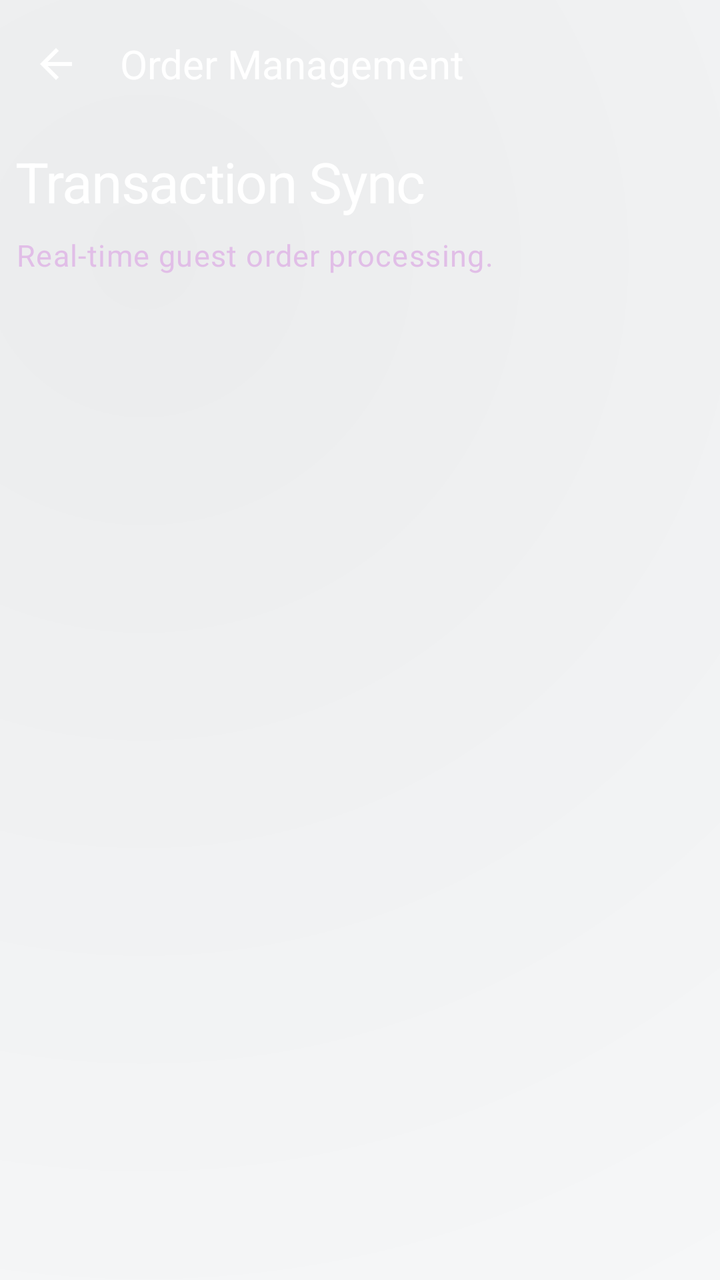
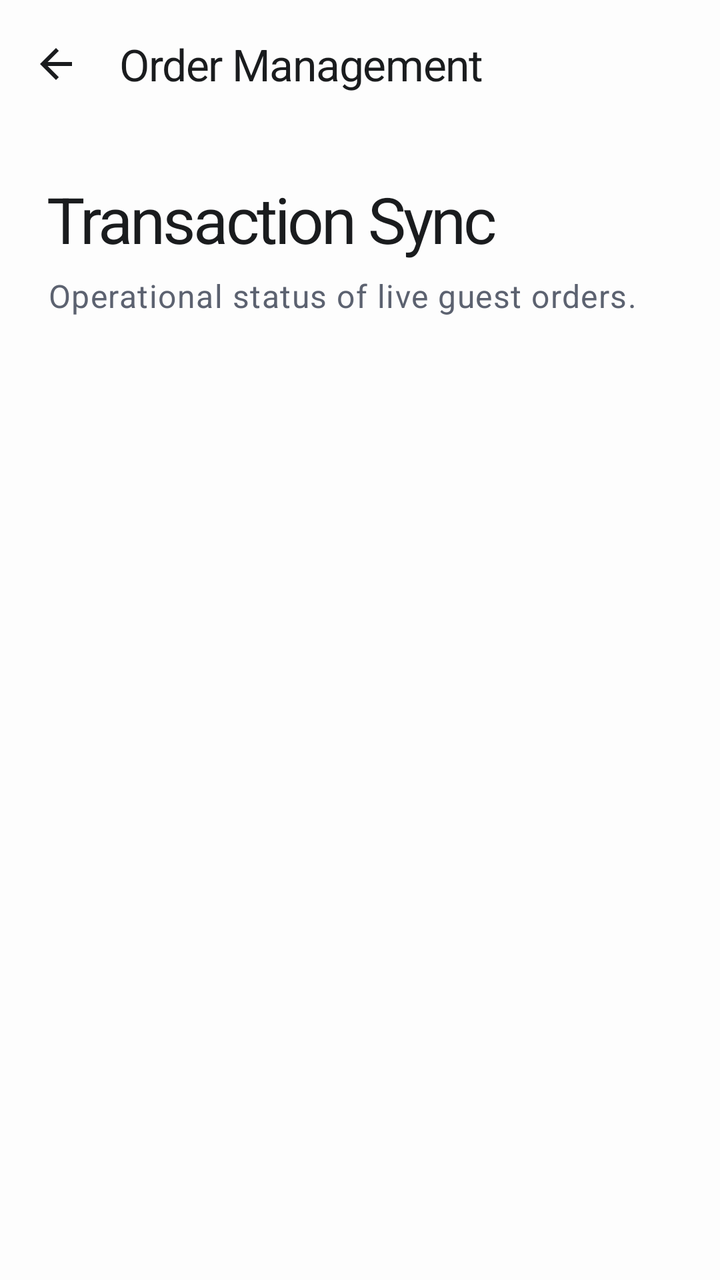

An Android layout rendered at two revisions. The XML below is the earlier revision; the diff shows what the commit changed to produce the second picture.
<!-- AndroidManifest.xml: application theme Theme.KasirAPP -->
<!-- res/layout/activity_order.xml -->
<?xml version="1.0" encoding="utf-8"?>
<androidx.coordinatorlayout.widget.CoordinatorLayout
    xmlns:android="http://schemas.android.com/apk/res/android"
    xmlns:app="http://schemas.android.com/apk/res-auto"
    android:layout_width="match_parent"
    android:layout_height="match_parent"
    android:background="@drawable/bg_liquid_purple_gradient">

    <com.google.android.material.appbar.AppBarLayout
        android:layout_width="match_parent"
        android:layout_height="wrap_content"
        android:background="@android:color/transparent"
        android:fitsSystemWindows="true"
        app:elevation="0dp">

        <com.google.android.material.appbar.MaterialToolbar
            android:id="@+id/toolbar"
            android:layout_width="match_parent"
            android:layout_height="?attr/actionBarSize"
            app:navigationIcon="@drawable/ic_arrow_back"
            app:navigationIconTint="@color/white"
            app:title="Order Management"
            app:titleTextColor="@color/white"
            android:background="@android:color/transparent" />

    </com.google.android.material.appbar.AppBarLayout>

    <androidx.core.widget.NestedScrollView
        android:id="@+id/scrollView"
        android:layout_width="match_parent"
        android:layout_height="match_parent"
        android:fillViewport="true"
        app:layout_behavior="@string/appbar_scrolling_view_behavior">

        <LinearLayout
            android:layout_width="match_parent"
            android:layout_height="wrap_content"
            android:orientation="vertical"
            android:padding="8dp">

            <TextView
                style="@style/TextAppearance.Future.HeadlineLarge"
                android:layout_width="wrap_content"
                android:layout_height="wrap_content"
                android:text="Transaction Sync"
                android:textColor="@color/white" />

            <TextView
                style="@style/TextAppearance.Future.BodyLarge"
                android:layout_width="wrap_content"
                android:layout_height="wrap_content"
                android:layout_marginTop="8dp"
                android:text="Real-time guest order processing."
                android:textColor="#E1BEE7" />

            <LinearLayout
                android:id="@+id/orderContainer"
                android:layout_width="match_parent"
                android:layout_height="wrap_content"
                android:layout_marginTop="32dp"
                android:orientation="vertical" />

        </LinearLayout>
    </androidx.core.widget.NestedScrollView>

</androidx.coordinatorlayout.widget.CoordinatorLayout>
<!-- resources referenced by this layout -->
<resources>
  <!-- drawable bg_liquid_purple_gradient (drawable) -->
  <?xml version="1.0" encoding="utf-8"?>
  <layer-list xmlns:android="http://schemas.android.com/apk/res/android">
      
      <item>
          <shape android:shape="rectangle">
              <solid android:color="?android:attr/windowBackground" />
          </shape>
      </item>
  
      
      <item>
          <shape android:shape="rectangle">
              <gradient
                  android:angle="135"
                  android:centerX="20%"
                  android:centerY="20%"
                  android:endColor="@android:color/transparent"
                  android:gradientRadius="700dp"
                  android:startColor="#0D000000"
                  android:type="radial" />
          </shape>
      </item>
  
      
      <item>
          <shape android:shape="rectangle">
              <gradient
                  android:angle="315"
                  android:centerX="80%"
                  android:centerY="80%"
                  android:endColor="@android:color/transparent"
                  android:gradientRadius="600dp"
                  android:startColor="#05FFFFFF"
                  android:type="radial" />
          </shape>
      </item>
  </layer-list>
  <style name="TextAppearance.Future.BodyLarge" parent="TextAppearance.Premium.BodyLarge" />
  <style name="TextAppearance.Future.HeadlineLarge" parent="TextAppearance.Premium.HeadlineLarge" />
  <color name="on_surface">#202124</color>
  <style name="TextAppearance.Premium.BodyLarge" parent="TextAppearance.Material3.BodyLarge">
          <item name="android:textSize">15sp</item>
          <item name="android:fontFamily">sans-serif</item>
          <item name="android:lineSpacingExtra">3dp</item>
          <item name="android:textColor">?attr/colorOnSurfaceVariant</item>
      </style>
  <style name="TextAppearance.Premium.HeadlineLarge" parent="TextAppearance.Material3.HeadlineLarge">
          <item name="android:textSize">28sp</item>
          <item name="android:fontFamily">sans-serif-medium</item>
          <item name="android:letterSpacing">-0.02</item>
          <item name="android:textColor">?attr/colorOnSurface</item>
      </style>
  <style name="Base.Theme.KasirAPP" parent="Theme.Material3.Light.NoActionBar">
          
          <item name="colorPrimary">@color/primary</item>
          <item name="colorOnPrimary">@color/on_primary</item>
          <item name="colorPrimaryContainer">@color/primary_container</item>
          <item name="colorOnPrimaryContainer">@color/on_primary_container</item>
  
          <item name="colorSecondary">@color/secondary</item>
          <item name="colorOnSecondary">@color/on_secondary</item>
          <item name="colorSecondaryContainer">@color/secondary_container</item>
          <item name="colorOnSecondaryContainer">@color/on_secondary_container</item>
  
          <item name="android:windowBackground">@color/background</item>
          <item name="colorSurface">@color/surface</item>
          <item name="colorOnSurface">@color/on_surface</item>
          <item name="colorSurfaceVariant">@color/surface_variant</item>
          <item name="colorOnSurfaceVariant">@color/on_surface_variant</item>
          <item name="colorOutline">@color/outline</item>
  
          
          <item name="android:statusBarColor">@android:color/transparent</item>
          <item name="android:windowLightStatusBar">true</item>
          <item name="android:navigationBarColor">@android:color/transparent</item>
          <item name="android:windowLightNavigationBar" tools:targetApi="27">true</item>
  
          
          <item name="materialCardViewStyle">@style/Widget.App.Card</item>
          <item name="materialButtonStyle">@style/Widget.App.Button</item>
          <item name="textInputStyle">@style/Widget.App.TextInputLayout</item>
  
          
          <item name="textAppearanceHeadlineLarge">@style/TextAppearance.Premium.HeadlineLarge</item>
          <item name="textAppearanceTitleLarge">@style/TextAppearance.Premium.TitleLarge</item>
          <item name="textAppearanceBodyLarge">@style/TextAppearance.Premium.BodyLarge</item>
          <item name="textAppearanceLabelLarge">@style/TextAppearance.Premium.LabelLarge</item>
      </style>
  <color name="primary">#202124</color>
  <color name="primary_container">#F5F6FA</color>
  <color name="on_primary_container">#202124</color>
  <color name="secondary">#625B71</color>
  <color name="secondary_container">#F8F9FA</color>
  <color name="on_secondary_container">#202124</color>
  <color name="background">#F8F9FA</color>
  <color name="surface_variant">#EDEDF5</color>
  <color name="on_surface_variant">#202124</color>
  <color name="outline">#CCCCCC</color>
  <style name="Widget.App.Card" parent="Widget.Material3.CardView.Filled">
          <item name="cardCornerRadius">24dp</item>
          <item name="cardElevation">0dp</item>
          <item name="strokeWidth">0dp</item>
          <item name="android:background">@drawable/bg_liquid_glass</item>
          <item name="cardBackgroundColor">@android:color/transparent</item>
      </style>
  <style name="Widget.App.Button" parent="Widget.Material3.Button.TonalButton">
          <item name="cornerRadius">16dp</item>
          <item name="android:background">@drawable/bg_liquid_glass</item>
          <item name="android:insetTop">0dp</item>
          <item name="android:insetBottom">0dp</item>
          <item name="android:textColor">?attr/colorOnSurface</item>
      </style>
  <style name="Widget.App.TextInputLayout" parent="Widget.Material3.TextInputLayout.OutlinedBox">
          <item name="boxCornerRadiusTopStart">16dp</item>
          <item name="boxCornerRadiusTopEnd">16dp</item>
          <item name="boxCornerRadiusBottomStart">16dp</item>
          <item name="boxCornerRadiusBottomEnd">16dp</item>
          <item name="boxStrokeColor">?attr/colorOutline</item>
          <item name="boxStrokeWidth">1.2dp</item>
          <item name="boxStrokeWidthFocused">2dp</item>
          <item name="android:textColorHint">?attr/colorOnSurfaceVariant</item>
      </style>
  <style name="TextAppearance.Premium.TitleLarge" parent="TextAppearance.Material3.TitleLarge">
          <item name="android:textSize">20sp</item>
          <item name="android:fontFamily">sans-serif-medium</item>
          <item name="android:textColor">?attr/colorOnSurface</item>
      </style>
  <style name="TextAppearance.Premium.LabelLarge" parent="TextAppearance.Material3.LabelLarge">
          <item name="android:textSize">14sp</item>
          <item name="android:fontFamily">sans-serif-medium</item>
          <item name="android:letterSpacing">0.02</item>
          <item name="android:textColor">?attr/colorSecondary</item>
      </style>
  <!-- drawable bg_liquid_glass (drawable) -->
  <?xml version="1.0" encoding="utf-8"?>
  <layer-list xmlns:android="http://schemas.android.com/apk/res/android">
      
      <item>
          <shape android:shape="rectangle">
              <solid android:color="#0D000000" />
              <corners android:radius="24dp" />
          </shape>
      </item>
  
      
      <item android:bottom="1dp" android:left="1dp" android:right="1dp" android:top="1dp">
          <shape android:shape="rectangle">
              <gradient
                  android:angle="135"
                  android:startColor="#26FFFFFF"
                  android:endColor="#0DFFFFFF"
                  android:type="linear" />
              <corners android:radius="24dp" />
          </shape>
      </item>
  
      
      <item>
          <shape android:shape="rectangle">
              <gradient
                  android:centerX="80%"
                  android:centerY="20%"
                  android:gradientRadius="120dp"
                  android:startColor="#1AFFFFFF"
                  android:endColor="@android:color/transparent"
                  android:type="radial" />
              <corners android:radius="24dp" />
          </shape>
      </item>
  
      
      <item>
          <shape android:shape="rectangle">
              <gradient
                  android:centerX="20%"
                  android:centerY="80%"
                  android:gradientRadius="150dp"
                  android:startColor="#0D000000"
                  android:endColor="@android:color/transparent"
                  android:type="radial" />
              <corners android:radius="24dp" />
          </shape>
      </item>
  
      
      <item>
          <shape android:shape="rectangle">
              <solid android:color="@android:color/transparent" />
              <corners android:radius="24dp" />
              <stroke
                  android:width="1.2dp"
                  android:color="#26FFFFFF" />
          </shape>
      </item>
  </layer-list>
  <!-- unchanged entries left out for length: 6 -->
</resources>

<!-- the commit's change to res/layout/activity_order.xml (unified diff, before → after) -->
@@ -4,24 +4,25 @@
     xmlns:app="http://schemas.android.com/apk/res-auto"
     android:layout_width="match_parent"
     android:layout_height="match_parent"
-    android:background="@drawable/bg_liquid_purple_gradient">
+    android:background="@color/background">
 
     <com.google.android.material.appbar.AppBarLayout
         android:layout_width="match_parent"
         android:layout_height="wrap_content"
-        android:background="@android:color/transparent"
         android:fitsSystemWindows="true"
-        app:elevation="0dp">
+        app:elevation="0dp"
+        android:background="@color/background">
 
         <com.google.android.material.appbar.MaterialToolbar
             android:id="@+id/toolbar"
             android:layout_width="match_parent"
             android:layout_height="?attr/actionBarSize"
             app:navigationIcon="@drawable/ic_arrow_back"
-            app:navigationIconTint="@color/white"
+            app:navigationIconTint="@color/primary"
             app:title="Order Management"
-            app:titleTextColor="@color/white"
-            android:background="@android:color/transparent" />
+            app:titleTextColor="@color/primary"
+            app:titleTextAppearance="@style/TextAppearance.App.TitleLarge"
+            android:background="@color/background" />
 
     </com.google.android.material.appbar.AppBarLayout>
 
@@ -36,22 +37,20 @@
             android:layout_width="match_parent"
             android:layout_height="wrap_content"
             android:orientation="vertical"
-            android:padding="8dp">
+            android:padding="24dp">
 
             <TextView
-                style="@style/TextAppearance.Future.HeadlineLarge"
+                style="@style/TextAppearance.App.HeadlineLarge"
                 android:layout_width="wrap_content"
                 android:layout_height="wrap_content"
-                android:text="Transaction Sync"
-                android:textColor="@color/white" />
+                android:text="Transaction Sync" />
 
             <TextView
-                style="@style/TextAppearance.Future.BodyLarge"
+                style="@style/TextAppearance.App.BodyLarge"
                 android:layout_width="wrap_content"
                 android:layout_height="wrap_content"
-                android:layout_marginTop="8dp"
-                android:text="Real-time guest order processing."
-                android:textColor="#E1BEE7" />
+                android:layout_marginTop="6dp"
+                android:text="Operational status of live guest orders." />
 
             <LinearLayout
                 android:id="@+id/orderContainer"
<!-- resource entries referenced after the edit -->
@@ -1,58 +1,6 @@
 <!-- resources referenced by this layout -->
 <resources>
-  <!-- drawable bg_liquid_purple_gradient (drawable) -->
-  <?xml version="1.0" encoding="utf-8"?>
-  <layer-list xmlns:android="http://schemas.android.com/apk/res/android">
-      
-      <item>
-          <shape android:shape="rectangle">
-              <solid android:color="?android:attr/windowBackground" />
-          </shape>
-      </item>
-  
-      
-      <item>
-          <shape android:shape="rectangle">
-              <gradient
-                  android:angle="135"
-                  android:centerX="20%"
-                  android:centerY="20%"
-                  android:endColor="@android:color/transparent"
-                  android:gradientRadius="700dp"
-                  android:startColor="#0D000000"
-                  android:type="radial" />
-          </shape>
-      </item>
-  
-      
-      <item>
-          <shape android:shape="rectangle">
-              <gradient
-                  android:angle="315"
-                  android:centerX="80%"
-                  android:centerY="80%"
-                  android:endColor="@android:color/transparent"
-                  android:gradientRadius="600dp"
-                  android:startColor="#05FFFFFF"
-                  android:type="radial" />
-          </shape>
-      </item>
-  </layer-list>
-  <style name="TextAppearance.Future.BodyLarge" parent="TextAppearance.Premium.BodyLarge" />
-  <style name="TextAppearance.Future.HeadlineLarge" parent="TextAppearance.Premium.HeadlineLarge" />
-  <color name="on_surface">#202124</color>
-  <style name="TextAppearance.Premium.BodyLarge" parent="TextAppearance.Material3.BodyLarge">
-          <item name="android:textSize">15sp</item>
-          <item name="android:fontFamily">sans-serif</item>
-          <item name="android:lineSpacingExtra">3dp</item>
-          <item name="android:textColor">?attr/colorOnSurfaceVariant</item>
-      </style>
-  <style name="TextAppearance.Premium.HeadlineLarge" parent="TextAppearance.Material3.HeadlineLarge">
-          <item name="android:textSize">28sp</item>
-          <item name="android:fontFamily">sans-serif-medium</item>
-          <item name="android:letterSpacing">-0.02</item>
-          <item name="android:textColor">?attr/colorOnSurface</item>
-      </style>
+  <color name="on_surface">#1A1C1E</color>
   <style name="Base.Theme.KasirAPP" parent="Theme.Material3.Light.NoActionBar">
           
           <item name="colorPrimary">@color/primary</item>
@@ -71,6 +19,7 @@
           <item name="colorSurfaceVariant">@color/surface_variant</item>
           <item name="colorOnSurfaceVariant">@color/on_surface_variant</item>
           <item name="colorOutline">@color/outline</item>
+          <item name="colorError">@color/error</item>
   
           
           <item name="android:statusBarColor">@android:color/transparent</item>
@@ -80,59 +29,86 @@
   
           
           <item name="materialCardViewStyle">@style/Widget.App.Card</item>
-          <item name="materialButtonStyle">@style/Widget.App.Button</item>
+          <item name="materialButtonStyle">@style/Widget.App.Button.Primary</item>
           <item name="textInputStyle">@style/Widget.App.TextInputLayout</item>
   
           
-          <item name="textAppearanceHeadlineLarge">@style/TextAppearance.Premium.HeadlineLarge</item>
-          <item name="textAppearanceTitleLarge">@style/TextAppearance.Premium.TitleLarge</item>
-          <item name="textAppearanceBodyLarge">@style/TextAppearance.Premium.BodyLarge</item>
-          <item name="textAppearanceLabelLarge">@style/TextAppearance.Premium.LabelLarge</item>
+          <item name="textAppearanceHeadlineLarge">@style/TextAppearance.App.HeadlineLarge</item>
+          <item name="textAppearanceTitleLarge">@style/TextAppearance.App.TitleLarge</item>
+          <item name="textAppearanceBodyLarge">@style/TextAppearance.App.BodyLarge</item>
+          <item name="textAppearanceLabelLarge">@style/TextAppearance.App.LabelLarge</item>
       </style>
-  <color name="primary">#202124</color>
-  <color name="primary_container">#F5F6FA</color>
-  <color name="on_primary_container">#202124</color>
-  <color name="secondary">#625B71</color>
-  <color name="secondary_container">#F8F9FA</color>
-  <color name="on_secondary_container">#202124</color>
-  <color name="background">#F8F9FA</color>
-  <color name="surface_variant">#EDEDF5</color>
-  <color name="on_surface_variant">#202124</color>
-  <color name="outline">#CCCCCC</color>
+  <color name="primary">#1A1C1E</color>
+  <style name="TextAppearance.App.BodyLarge" parent="TextAppearance.Material3.BodyLarge">
+          <item name="android:textSize">16sp</item>
+          <item name="android:fontFamily">sans-serif</item>
+          <item name="android:lineSpacingExtra">4dp</item>
+          <item name="android:textColor">@color/secondary</item>
+      </style>
+  <style name="TextAppearance.App.HeadlineLarge" parent="TextAppearance.Material3.HeadlineLarge">
+          <item name="android:textSize">32sp</item>
+          <item name="android:fontFamily">sans-serif-black</item>
+          <item name="android:letterSpacing">-0.04</item>
+          <item name="android:textColor">@color/primary</item>
+      </style>
+  <style name="TextAppearance.App.TitleLarge" parent="TextAppearance.Material3.TitleLarge">
+          <item name="android:textSize">22sp</item>
+          <item name="android:fontFamily">sans-serif-medium</item>
+          <item name="android:letterSpacing">-0.02</item>
+          <item name="android:textColor">@color/primary</item>
+      </style>
+  <color name="primary_container">#F1F3F7</color>
+  <color name="on_primary_container">#1A1C1E</color>
+  <color name="secondary">#5C6270</color>
+  <color name="secondary_container">#F8F9FB</color>
+  <color name="on_secondary_container">#1A1C1E</color>
+  <color name="background">#FDFDFD</color>
+  <color name="surface_variant">#F5F7FA</color>
+  <color name="on_surface_variant">#5C6270</color>
+  <color name="outline">#E2E8F0</color>
+  <color name="error">#DC2626</color>
   <style name="Widget.App.Card" parent="Widget.Material3.CardView.Filled">
-          <item name="cardCornerRadius">24dp</item>
+          <item name="cardCornerRadius">28dp</item>
           <item name="cardElevation">0dp</item>
-          <item name="strokeWidth">0dp</item>
+          <item name="strokeWidth">1dp</item>
+          <item name="strokeColor">@color/outline</item>
           <item name="android:background">@drawable/bg_liquid_glass</item>
           <item name="cardBackgroundColor">@android:color/transparent</item>
+          <item name="android:clickable">true</item>
+          <item name="android:focusable">true</item>
+          <item name="android:foreground">?attr/selectableItemBackground</item>
+          <item name="rippleColor">#1A000000</item>
       </style>
-  <style name="Widget.App.Button" parent="Widget.Material3.Button.TonalButton">
-          <item name="cornerRadius">16dp</item>
-          <item name="android:background">@drawable/bg_liquid_glass</item>
+  <style name="Widget.App.Button.Primary" parent="Widget.App.Button">
+          <item name="backgroundTint">@color/primary</item>
+          <item name="android:textColor">@color/white</item>
+          <item name="rippleColor">#33FFFFFF</item>
+      </style>
+  <style name="Widget.App.Button" parent="Widget.Material3.Button">
+          <item name="cornerRadius">20dp</item>
           <item name="android:insetTop">0dp</item>
           <item name="android:insetBottom">0dp</item>
-          <item name="android:textColor">?attr/colorOnSurface</item>
+          <item name="android:textAllCaps">false</item>
+          <item name="android:textStyle">bold</item>
+          <item name="android:letterSpacing">0.01</item>
+          <item name="android:minHeight">60dp</item>
       </style>
   <style name="Widget.App.TextInputLayout" parent="Widget.Material3.TextInputLayout.OutlinedBox">
-          <item name="boxCornerRadiusTopStart">16dp</item>
-          <item name="boxCornerRadiusTopEnd">16dp</item>
-          <item name="boxCornerRadiusBottomStart">16dp</item>
-          <item name="boxCornerRadiusBottomEnd">16dp</item>
-          <item name="boxStrokeColor">?attr/colorOutline</item>
+          <item name="boxCornerRadiusTopStart">18dp</item>
+          <item name="boxCornerRadiusTopEnd">18dp</item>
+          <item name="boxCornerRadiusBottomStart">18dp</item>
+          <item name="boxCornerRadiusBottomEnd">18dp</item>
+          <item name="boxStrokeColor">@color/outline</item>
           <item name="boxStrokeWidth">1.2dp</item>
           <item name="boxStrokeWidthFocused">2dp</item>
-          <item name="android:textColorHint">?attr/colorOnSurfaceVariant</item>
+          <item name="android:textColorHint">@color/secondary</item>
+          <item name="hintTextColor">@color/primary</item>
       </style>
-  <style name="TextAppearance.Premium.TitleLarge" parent="TextAppearance.Material3.TitleLarge">
-          <item name="android:textSize">20sp</item>
-          <item name="android:fontFamily">sans-serif-medium</item>
-          <item name="android:textColor">?attr/colorOnSurface</item>
-      </style>
-  <style name="TextAppearance.Premium.LabelLarge" parent="TextAppearance.Material3.LabelLarge">
+  <style name="TextAppearance.App.LabelLarge" parent="TextAppearance.Material3.LabelLarge">
           <item name="android:textSize">14sp</item>
           <item name="android:fontFamily">sans-serif-medium</item>
-          <item name="android:letterSpacing">0.02</item>
-          <item name="android:textColor">?attr/colorSecondary</item>
+          <item name="android:letterSpacing">0.05</item>
+          <item name="android:textColor">@color/secondary</item>
       </style>
   <!-- drawable bg_liquid_glass (drawable) -->
   <?xml version="1.0" encoding="utf-8"?>
@@ -140,48 +116,16 @@
       
       <item>
           <shape android:shape="rectangle">
-              <solid android:color="#0D000000" />
-              <corners android:radius="24dp" />
+              <solid android:color="#08000000" />
+              <corners android:radius="28dp" />
           </shape>
       </item>
   
       
-      <item android:bottom="1dp" android:left="1dp" android:right="1dp" android:top="1dp">
+      <item android:bottom="0.5dp" android:left="0.5dp" android:right="0.5dp" android:top="0.5dp">
           <shape android:shape="rectangle">
-              <gradient
-                  android:angle="135"
-                  android:startColor="#26FFFFFF"
-                  android:endColor="#0DFFFFFF"
-                  android:type="linear" />
-              <corners android:radius="24dp" />
-          </shape>
-      </item>
-  
-      
-      <item>
-          <shape android:shape="rectangle">
-              <gradient
-                  android:centerX="80%"
-                  android:centerY="20%"
-                  android:gradientRadius="120dp"
-                  android:startColor="#1AFFFFFF"
-                  android:endColor="@android:color/transparent"
-                  android:type="radial" />
-              <corners android:radius="24dp" />
-          </shape>
-      </item>
-  
-      
-      <item>
-          <shape android:shape="rectangle">
-              <gradient
-                  android:centerX="20%"
-                  android:centerY="80%"
-                  android:gradientRadius="150dp"
-                  android:startColor="#0D000000"
-                  android:endColor="@android:color/transparent"
-                  android:type="radial" />
-              <corners android:radius="24dp" />
+              <solid android:color="#FFFFFF" />
+              <corners android:radius="28dp" />
           </shape>
       </item>
   
@@ -189,10 +133,10 @@
       <item>
           <shape android:shape="rectangle">
               <solid android:color="@android:color/transparent" />
-              <corners android:radius="24dp" />
+              <corners android:radius="28dp" />
               <stroke
-                  android:width="1.2dp"
-                  android:color="#26FFFFFF" />
+                  android:width="1dp"
+                  android:color="#E2E8F0" />
           </shape>
       </item>
   </layer-list>
